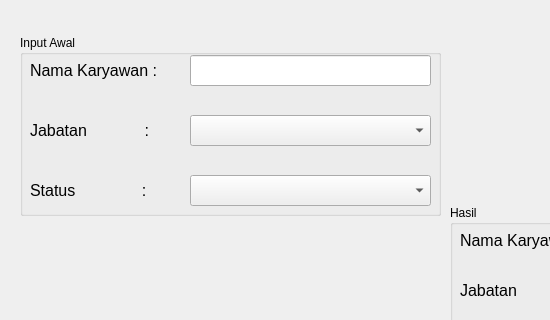
Before: the Qt Designer form gaji.ui in ronihamonangan/Perhitungan-Gaji-Karyawan, drawn with Qt 5; both pictures show x 0 to 550 and y 95 to 415 of the 941 by 797 pixel window.
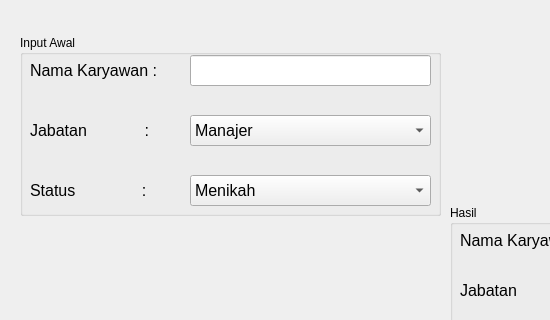
After: the same form once the commit is applied.

```diff
--- a/gaji.ui
+++ b/gaji.ui
@@ -126,6 +126,31 @@
       <height>31</height>
      </rect>
     </property>
+    <property name="font">
+     <font>
+      <pointsize>12</pointsize>
+     </font>
+    </property>
+    <item>
+     <property name="text">
+      <string>Manajer</string>
+     </property>
+    </item>
+    <item>
+     <property name="text">
+      <string>Kepala Divisi</string>
+     </property>
+    </item>
+    <item>
+     <property name="text">
+      <string>Karyawan Tetap</string>
+     </property>
+    </item>
+    <item>
+     <property name="text">
+      <string>Karyawan Kontrak</string>
+     </property>
+    </item>
    </widget>
    <widget class="QLabel" name="label_5">
     <property name="geometry">
@@ -154,6 +179,21 @@
       <height>31</height>
      </rect>
     </property>
+    <property name="font">
+     <font>
+      <pointsize>12</pointsize>
+     </font>
+    </property>
+    <item>
+     <property name="text">
+      <string>Menikah</string>
+     </property>
+    </item>
+    <item>
+     <property name="text">
+      <string>Belum Menikah</string>
+     </property>
+    </item>
    </widget>
   </widget>
   <widget class="QGroupBox" name="groupBox_2">
```
Left out of the diff: 45 changed lines with no effect on the pictures.
